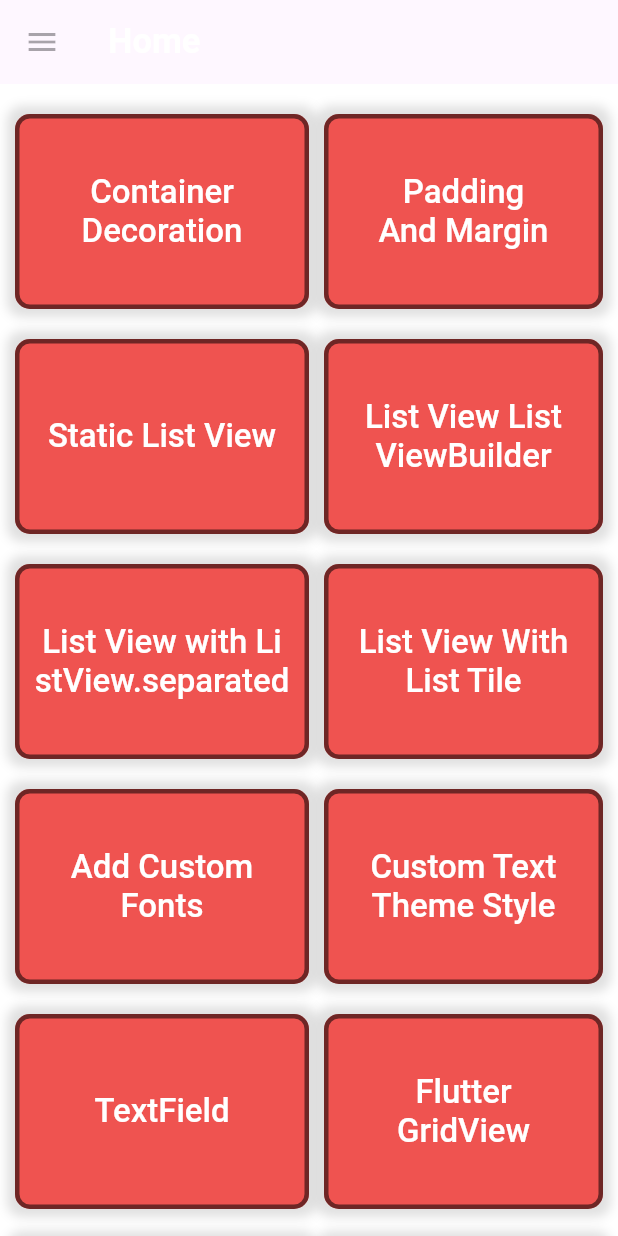
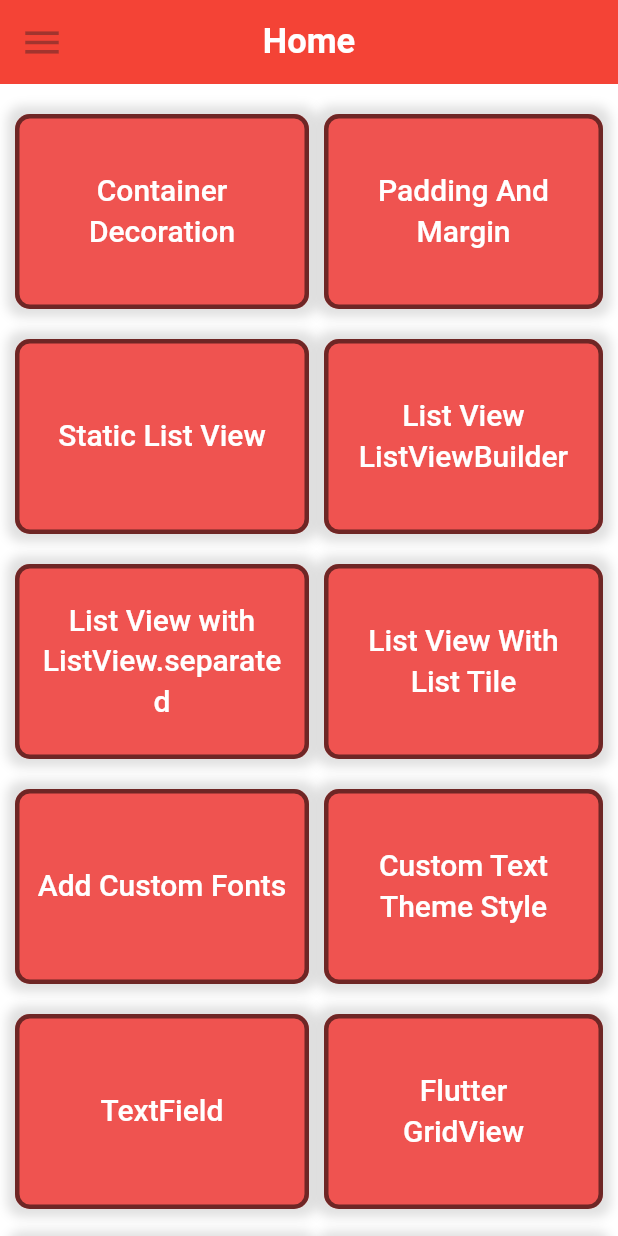
Before and after one commit to ChandravirRaj/lodhi_info_tech, a Flutter app: the screen it shows after launch, on a phone screen of 412 x 824 dp. Run offline on Flutter 3.47's test engine with Material 3 defaults, Android fonts, the light colour scheme and no system bars; our stand-ins replace email_validator, font_awesome_flutter.

Commit message:
update dart version, add font awesome icons and add appBar theme

```diff
--- a/lib/home/home_screen.dart
+++ b/lib/home/home_screen.dart
@@ -2,6 +2,7 @@ import 'package:flutter/material.dart';
 import 'package:lodhi_info_tech/practice/my_container.dart';
 import 'package:lodhi_info_tech/practice/tut_custom_fonts.dart';
 import 'package:lodhi_info_tech/practice/tut_custom_theme_style.dart';
+import 'package:lodhi_info_tech/practice/tut_fa_icons.dart';
 import 'package:lodhi_info_tech/practice/tut_gridview_types.dart';
 import 'package:lodhi_info_tech/practice/tut_stack.dart';
 import 'package:lodhi_info_tech/practice/tut_static_list_view.dart';
@@ -26,7 +27,11 @@ class _MyHomePageState extends State<MyHomePage> {
   Widget build(BuildContext context) {
     return Scaffold(
       appBar: AppBar(
-        title: Text(widget.title,style: Util.headerTitleTextStyle(textColor: Colors.white,fontSize: 23),),
+        title: Text(
+          widget.title,
+          style:
+              Util.headerTitleTextStyle(textColor: Colors.white, fontSize: 23),
+        ),
         leading: const IconButton(onPressed: null, icon: Icon(Icons.menu)),
       ),
       body: Container(
@@ -50,8 +55,7 @@ class _MyHomePageState extends State<MyHomePage> {
                         decoration: BoxDecoration(
                             color: Colors.red.shade400,
                             shape: BoxShape.rectangle,
-                            border:
-                                Border.all(width: 3, color: Colors.black54),
+                            border: Border.all(width: 3, color: Colors.black54),
                             borderRadius:
                                 const BorderRadius.all(Radius.circular(10.0)),
                             boxShadow: const [
@@ -66,7 +70,7 @@ class _MyHomePageState extends State<MyHomePage> {
                             child: Text(
                               "Container Decoration",
                               textAlign: TextAlign.center,
-                              style: Theme.of(context).textTheme.headline2,
+                              style: Theme.of(context).textTheme.headlineSmall,
                             ),
                           ),
                         ),
@@ -83,8 +87,7 @@ class _MyHomePageState extends State<MyHomePage> {
                         decoration: BoxDecoration(
                             color: Colors.red.shade400,
                             shape: BoxShape.rectangle,
-                            border:
-                            Border.all(width: 3, color: Colors.black54),
+                            border: Border.all(width: 3, color: Colors.black54),
                             borderRadius:
                                 const BorderRadius.all(Radius.circular(10.0)),
                             boxShadow: const [
@@ -102,7 +105,7 @@ class _MyHomePageState extends State<MyHomePage> {
                               child: Text(
                                 "Padding And Margin",
                                 textAlign: TextAlign.center,
-                                style: Theme.of(context).textTheme.headline2,
+                                style: Theme.of(context).textTheme.headlineSmall,
                               ),
                             ),
                           ),
@@ -125,8 +128,7 @@ class _MyHomePageState extends State<MyHomePage> {
                         decoration: BoxDecoration(
                             color: Colors.red.shade400,
                             shape: BoxShape.rectangle,
-                            border:
-                            Border.all(width: 3, color: Colors.black54),
+                            border: Border.all(width: 3, color: Colors.black54),
                             borderRadius:
                                 const BorderRadius.all(Radius.circular(10.0)),
                             boxShadow: const [
@@ -141,7 +143,7 @@ class _MyHomePageState extends State<MyHomePage> {
                             child: Text(
                               "Static List View",
                               textAlign: TextAlign.center,
-                              style: Theme.of(context).textTheme.headline2,
+                              style: Theme.of(context).textTheme.headlineSmall,
                             ),
                           ),
                         ),
@@ -158,8 +160,7 @@ class _MyHomePageState extends State<MyHomePage> {
                         decoration: BoxDecoration(
                             color: Colors.red.shade400,
                             shape: BoxShape.rectangle,
-                            border:
-                            Border.all(width: 3, color: Colors.black54),
+                            border: Border.all(width: 3, color: Colors.black54),
                             borderRadius:
                                 const BorderRadius.all(Radius.circular(10.0)),
                             boxShadow: const [
@@ -177,7 +178,7 @@ class _MyHomePageState extends State<MyHomePage> {
                               child: Text(
                                 "List View ListViewBuilder",
                                 textAlign: TextAlign.center,
-                                  style: Theme.of(context).textTheme.headline2,
+                                style: Theme.of(context).textTheme.headlineSmall,
                               ),
                             ),
                           ),
@@ -200,8 +201,7 @@ class _MyHomePageState extends State<MyHomePage> {
                         decoration: BoxDecoration(
                             color: Colors.red.shade400,
                             shape: BoxShape.rectangle,
-                            border:
-                            Border.all(width: 3, color: Colors.black54),
+                            border: Border.all(width: 3, color: Colors.black54),
                             borderRadius:
                                 const BorderRadius.all(Radius.circular(10.0)),
                             boxShadow: const [
@@ -216,7 +216,7 @@ class _MyHomePageState extends State<MyHomePage> {
                             child: Text(
                               "List View with ListView.separated",
                               textAlign: TextAlign.center,
-                                style: Theme.of(context).textTheme.headline2,
+                              style: Theme.of(context).textTheme.headlineSmall,
                             ),
                           ),
                         ),
@@ -233,8 +233,7 @@ class _MyHomePageState extends State<MyHomePage> {
                         decoration: BoxDecoration(
                             color: Colors.red.shade400,
                             shape: BoxShape.rectangle,
-                            border:
-                            Border.all(width: 3, color: Colors.black54),
+                            border: Border.all(width: 3, color: Colors.black54),
                             borderRadius:
                                 const BorderRadius.all(Radius.circular(10.0)),
                             boxShadow: const [
@@ -252,7 +251,7 @@ class _MyHomePageState extends State<MyHomePage> {
                               child: Text(
                                 "List View With List Tile",
                                 textAlign: TextAlign.center,
-                                style: Theme.of(context).textTheme.headline2,
+                                style: Theme.of(context).textTheme.headlineSmall,
                               ),
                             ),
                           ),
@@ -275,8 +274,7 @@ class _MyHomePageState extends State<MyHomePage> {
                         decoration: BoxDecoration(
                             color: Colors.red.shade400,
                             shape: BoxShape.rectangle,
-                            border:
-                            Border.all(width: 3, color: Colors.black54),
+                            border: Border.all(width: 3, color: Colors.black54),
                             borderRadius:
                                 const BorderRadius.all(Radius.circular(10.0)),
                             boxShadow: const [
@@ -291,7 +289,7 @@ class _MyHomePageState extends State<MyHomePage> {
                             child: Text(
                               "Add Custom Fonts",
                               textAlign: TextAlign.center,
-                              style: Theme.of(context).textTheme.headline2,
+                              style: Theme.of(context).textTheme.headlineSmall,
                             ),
                           ),
                         ),
@@ -308,8 +306,7 @@ class _MyHomePageState extends State<MyHomePage> {
                         decoration: BoxDecoration(
                             color: Colors.red.shade400,
                             shape: BoxShape.rectangle,
-                            border:
-                            Border.all(width: 3, color: Colors.black54),
+                            border: Border.all(width: 3, color: Colors.black54),
                             borderRadius:
                                 const BorderRadius.all(Radius.circular(10.0)),
                             boxShadow: const [
@@ -321,13 +318,13 @@ class _MyHomePageState extends State<MyHomePage> {
                         child: Container(
                           width: double.infinity,
                           height: double.infinity,
-                          child:  Padding(
+                          child: Padding(
                             padding: EdgeInsets.all(10.0),
                             child: Center(
                               child: Text(
                                 "Custom Text Theme Style",
                                 textAlign: TextAlign.center,
-                                style: Theme.of(context).textTheme.headline2,
+                                style: Theme.of(context).textTheme.headlineSmall,
                               ),
                             ),
                           ),
@@ -350,8 +347,7 @@ class _MyHomePageState extends State<MyHomePage> {
                         decoration: BoxDecoration(
                             color: Colors.red.shade400,
                             shape: BoxShape.rectangle,
-                            border:
-                            Border.all(width: 3, color: Colors.black54),
+                            border: Border.all(width: 3, color: Colors.black54),
                             borderRadius:
                                 const BorderRadius.all(Radius.circular(10.0)),
                             boxShadow: const [
@@ -360,13 +356,13 @@ class _MyHomePageState extends State<MyHomePage> {
                                   blurRadius: 5.0,
                                   spreadRadius: 5.0),
                             ]),
-                        child:  Center(
+                        child: Center(
                           child: Padding(
                             padding: EdgeInsets.all(10.0),
                             child: Text(
                               "TextField",
                               textAlign: TextAlign.center,
-                              style: Theme.of(context).textTheme.headline2,
+                              style: Theme.of(context).textTheme.headlineSmall,
                             ),
                           ),
                         ),
@@ -383,8 +379,7 @@ class _MyHomePageState extends State<MyHomePage> {
                         decoration: BoxDecoration(
                             color: Colors.red.shade400,
                             shape: BoxShape.rectangle,
-                            border:
-                            Border.all(width: 3, color: Colors.black54),
+                            border: Border.all(width: 3, color: Colors.black54),
                             borderRadius:
                                 const BorderRadius.all(Radius.circular(10.0)),
                             boxShadow: const [
@@ -396,13 +391,13 @@ class _MyHomePageState extends State<MyHomePage> {
                         child: Container(
                           width: double.infinity,
                           height: double.infinity,
-                          child:  Padding(
+                          child: Padding(
                             padding: EdgeInsets.all(30.0),
                             child: Center(
                               child: Text(
                                 "Flutter GridView",
                                 textAlign: TextAlign.center,
-                                style: Theme.of(context).textTheme.headline2,
+                                style: Theme.of(context).textTheme.headlineSmall,
                               ),
                             ),
                           ),
@@ -425,8 +420,7 @@ class _MyHomePageState extends State<MyHomePage> {
                         decoration: BoxDecoration(
                             color: Colors.red.shade400,
                             shape: BoxShape.rectangle,
-                            border:
-                            Border.all(width: 3, color: Colors.black54),
+                            border: Border.all(width: 3, color: Colors.black54),
                             borderRadius:
                                 const BorderRadius.all(Radius.circular(10.0)),
                             boxShadow: const [
@@ -441,7 +435,7 @@ class _MyHomePageState extends State<MyHomePage> {
                             child: Text(
                               "Flutter Stack",
                               textAlign: TextAlign.center,
-                              style: Theme.of(context).textTheme.headline2,
+                              style: Theme.of(context).textTheme.headlineSmall,
                             ),
                           ),
                         ),
@@ -450,16 +444,15 @@ class _MyHomePageState extends State<MyHomePage> {
                   ),
                   Expanded(
                     child: InkWell(
-                      onTap: () => {_moveToMyStack()},
+                      onTap: () => {_moveFAIcons()},
                       child: Container(
                         height: 130,
                         margin:
                             const EdgeInsets.only(right: 10, top: 20, left: 10),
                         decoration: BoxDecoration(
-                            color: Colors.blueAccent.shade100,
+                            color: Colors.red.shade400,
                             shape: BoxShape.rectangle,
-                            border:
-                                Border.all(width: 3, color: Colors.blueAccent),
+                            border: Border.all(width: 3, color: Colors.black54),
                             borderRadius:
                             const BorderRadius.all(Radius.circular(10.0)),
                             boxShadow: const [
@@ -471,17 +464,13 @@ class _MyHomePageState extends State<MyHomePage> {
                         child: Container(
                           width: double.infinity,
                           height: double.infinity,
-                          child: const Padding(
-                            padding: EdgeInsets.all(30.0),
+                          child: Padding(
+                            padding: EdgeInsets.all(10.0),
                             child: Center(
                               child: Text(
-                                "Padding And Margin",
+                                "Font Awesome Icon",
                                 textAlign: TextAlign.center,
-                                style: TextStyle(
-                                  color: Colors.white,
-                                  fontSize: 20,
-                                  fontStyle: FontStyle.italic,
-                                ),
+                                style: Theme.of(context).textTheme.headlineSmall,
                               ),
                             ),
                           ),
@@ -491,16 +480,13 @@ class _MyHomePageState extends State<MyHomePage> {
                   ),
                 ],
               ),
-              const SizedBox(height: 40,)
+              const SizedBox(
+                height: 40,
+              )
             ],
           ),
         ),
       ),
-      /*floatingActionButton: FloatingActionButton(
-        onPressed: _incrementCounter,
-        tooltip: 'Increment',
-        child: const Icon(Icons.add),
-      ),*/ // This trailing comma makes auto-formatting nicer for build methods.
     );
   }
 
@@ -574,4 +560,10 @@ class _MyHomePageState extends State<MyHomePage> {
       return const MyStack();
     }));
   }
+
+  void _moveFAIcons() {
+    Navigator.push(context, MaterialPageRoute(builder: (context) {
+      return const FAIcons();
+    }));
   }
+}
--- a/lib/main.dart
+++ b/lib/main.dart
@@ -14,13 +14,23 @@ class MyApp extends StatelessWidget {
     return MaterialApp(
       debugShowCheckedModeBanner: false,
       theme: ThemeData(
-        primarySwatch: Colors.red,
+        primaryColor: Colors.red.shade700,
+        primaryColorDark: Colors.red.shade400,
+        primaryColorLight: Colors.red.shade100,
         splashColor: Colors.red,
+        appBarTheme: AppBarTheme(
+          color: Colors.red.shade500,
+          centerTitle: true,
+          shadowColor: Colors.grey,
+          titleTextStyle: const TextStyle(color: Colors.white, fontSize: 22,
+              fontFamily: 'FontRobotoMedium'),
+          iconTheme: const IconThemeData(color: Colors.white,size: 30)
+
+        ),
         textTheme: const TextTheme(
-          headline1: TextStyle(color: Colors.grey, fontSize: 25, fontFamily: 'FontRobotoBold'),
-          headline2: TextStyle(color: Colors.white, fontSize: 22, fontFamily: 'FontRobotoMedium'),
-          headline3: TextStyle(color: Colors.white, fontSize: 20, fontFamily: 'FontRobotoRegular'),
-          headline4: TextStyle(color: Colors.black, fontSize: 25, fontFamily: 'FontRobotoRegular'),
+          headlineLarge: TextStyle(color: Colors.grey, fontSize: 25, fontFamily: 'FontRobotoBold'),
+          headlineMedium: TextStyle(color: Colors.white, fontSize: 22, fontFamily: 'FontRobotoMedium'),
+          headlineSmall: TextStyle(color: Colors.white, fontSize: 20, fontFamily: 'FontRobotoMedium'),
         ),
       ),
       home: const SplashScreen(),
--- a/pubspec.yaml
+++ b/pubspec.yaml
@@ -37,6 +37,7 @@ dependencies:
   # Use with the CupertinoIcons class for iOS style icons.
   cupertino_icons: ^1.0.2
   email_validator: ^2.0.1
+  font_awesome_flutter: ^10.6.0
 
 dev_dependencies:
   flutter_test:
```
Also changed, not shown: lib/practice/tut_fa_icons.dart (added, +63 -0 lines), pubspec.lock, 1 other file. Lines whose indentation alone changed are shown as unchanged.
